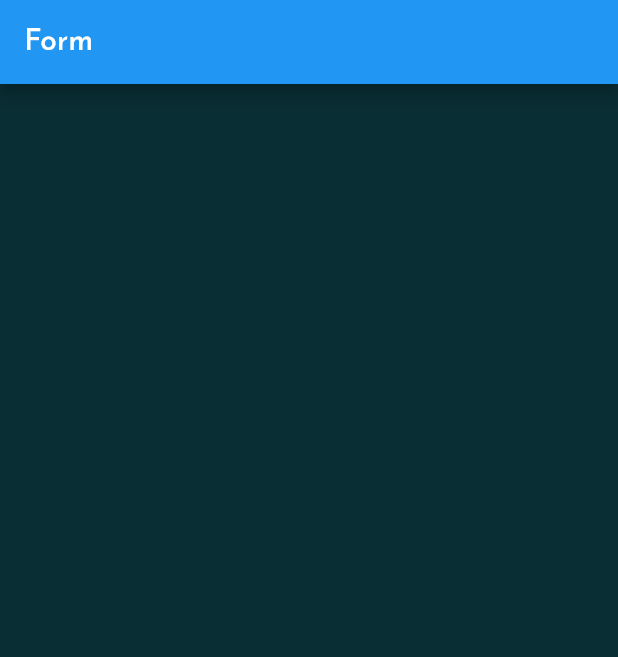
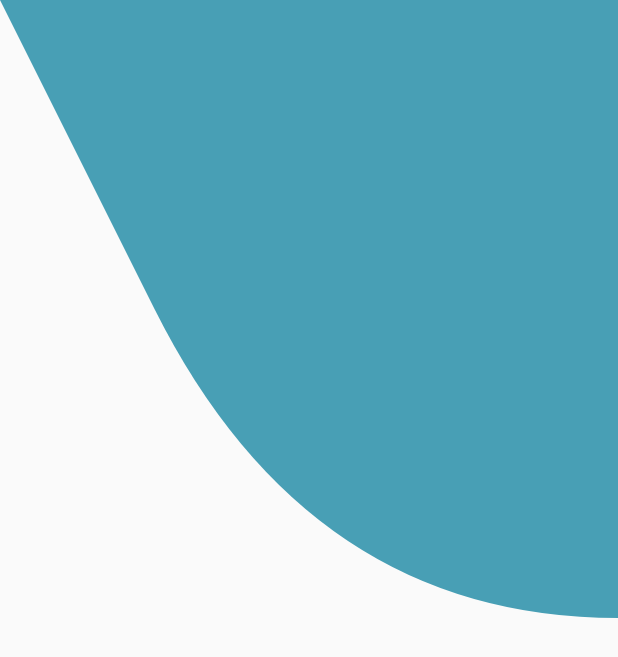
Before and after one commit to Tosin8/forms, a Flutter app: the screen it shows after launch, on a phone screen of 412 x 824 dp. Shown: the top 657 px of the screen. Run offline on Flutter 3.47's test engine with Material 2 defaults, Android fonts, the phone set to English and light mode, and no system bars; our stand-ins replace font_awesome_flutter.

Commit message:
Updating Custom Painter

```diff
--- a/lib/main.dart
+++ b/lib/main.dart
@@ -1,8 +1,8 @@
 import 'package:flutter/material.dart';
-// ignore: import_of_legacy_library_into_null_safe
-import 'package:google_fonts/google_fonts.dart';
 
 import 'projects/auth_form.dart';
+// ignore: import_of_legacy_library_into_null_safe
+//import 'package:google_fonts/google_fonts.dart';
 
 void main() {
   runApp(const MyApp());
@@ -14,16 +14,16 @@ class MyApp extends StatelessWidget {
   // This widget is the root of your application.
   @override
   Widget build(BuildContext context) {
-    return MaterialApp(
+    return const MaterialApp(
       title: 'Flutter Demo',
-      theme: ThemeData(
-        textTheme:
-            GoogleFonts.josefinSansTextTheme(Theme.of(context).textTheme),
-        primarySwatch: Colors.blue,
-        visualDensity: VisualDensity.adaptivePlatformDensity,
-      ),
+      // theme: ThemeData(
+      //   textTheme:
+      //       GoogleFonts.josefinSansTextTheme(Theme.of(context).textTheme),
+      //   primarySwatch: Colors.blue,
+      //   visualDensity: VisualDensity.adaptivePlatformDensity,
+      // ),
       debugShowCheckedModeBanner: false,
-      home: const FormPage1(),
+      home: FormPage1(),
     );
   }
 }
--- a/lib/projects/auth_form.dart
+++ b/lib/projects/auth_form.dart
@@ -7,11 +7,8 @@ class FormPage1 extends StatelessWidget {
 
   @override
   Widget build(BuildContext context) {
-    return Scaffold(
-      appBar: AppBar(
-        title: const Text('Form'),
-      ),
-      body: const AuthScreen(),
+    return const Scaffold(
+      body: AuthScreen(),
     );
   }
 }
--- a/lib/screen/auth_form/aut_screen_form.dart
+++ b/lib/screen/auth_form/aut_screen_form.dart
@@ -2,17 +2,33 @@ import 'package:flutter/material.dart';
 
 import '../../widgets/auth_form/bkg_painter.dart';
 
-class AuthScreen extends StatelessWidget {
+class AuthScreen extends StatefulWidget {
   const AuthScreen({super.key});
+
+  @override
+  State<AuthScreen> createState() => _AuthScreenState();
+}
+
+class _AuthScreenState extends State<AuthScreen>
+    with SingleTickerProviderStateMixin {
+  late AnimationController _controller;
+
+  @override
+  void initState() {
+    _controller =
+        AnimationController(vsync: this, duration: const Duration(seconds: 2));
+    // TODO: implement initState
+    super.initState();
+  }
 
   @override
   Widget build(BuildContext context) {
     return Scaffold(
       body: Stack(
-        children:  [
+        children: [
           SizedBox.expand(
             child: CustomPaint(
-              painter: BackgroundPainter(),
+              painter: BackgroundPainter(animation: _controller.view),
             ),
           )
         ],
--- a/lib/widgets/auth_form/bkg_painter.dart
+++ b/lib/widgets/auth_form/bkg_painter.dart
@@ -1,14 +1,45 @@
 import 'package:flutter/material.dart';
-import 'package:flutter/rendering.dart';
 import 'package:forms/widgets/auth_form/constant.dart';
 
 class BackgroundPainter extends CustomPainter {
+  BackgroundPainter({required Animation<double> animation})
+      : bluePaint = Paint()
+          ..color = lightBlue
+          ..style = PaintingStyle.fill,
+        greyPaint = Paint()
+          ..color = darkBlue
+          ..style = PaintingStyle.fill,
+        orangePaint = Paint()
+          ..color = orange
+          ..style = PaintingStyle.fill,
+        super(repaint : animation);
+
+  final Paint bluePaint;
+  final Paint greyPaint;
+  final Paint orangePaint;
+
   @override
   void paint(Canvas canvas, Size size) {
-    print(size);
+    print('painting');
+    paintBlue(canvas, size);
 
-    canvas.drawPaint(Paint()..color = darkBlue);
+    //canvas.drawPaint(Paint()..color = darkOrange);
     // TODO: implement paint
+  }
+
+  void paintBlue(Canvas canvas, Size size) {
+    final path = Path();
+    path.moveTo(size.width, size.height / 2);
+    path.lineTo(size.width, 0);
+    path.lineTo(0, 0);
+    // path.quadraticBezierTo(size.width / 2, 0, size.width, size.height / 2);
+    _addPointsToPath(path, [
+      Point(0, 0),
+      Point(size.width / 2, size.height / 2),
+      Point(size.width, size.height / 2)
+    ]);
+
+    canvas.drawPath(path, bluePaint);
   }
 
   @override
@@ -16,4 +47,30 @@ class BackgroundPainter extends CustomPainter {
     // TODO: implement shouldRepaint
     return true;
   }
+
+  void _addPointsToPath(Path path, List<Point> points) {
+    if (points.length < 3) {
+      throw UnsupportedError('Need three or more points to create a path');
+    }
+
+    for (var i = 0; i < points.length - 2; i++) {
+      final xc = (points[i].x + points[i + 1].x) / 2;
+      final yc = (points[i].y + points[i + 1].y) / 2;
+      path.quadraticBezierTo(points[i].x, points[i].y, xc, yc);
+    }
+
+    // connect the last two points
+    path.quadraticBezierTo(
+        points[points.length - 2].x,
+        points[points.length - 2].y,
+        points[points.length - 1].x,
+        points[points.length - 1].y);
+  }
 }
+
+class Point {
+  final double x;
+  final double y;
+
+  Point(this.x, this.y);
+}
```
